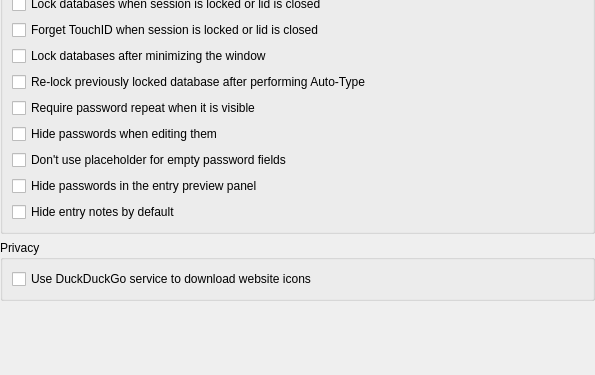
Qt form src/gui/ApplicationSettingsWidgetSecurity.ui (DavisMcCue/cs4540_sp2020_g09-KeepassXC) before a commit; both pictures show x 0 to 595 and y 192 to 567 of the 595 by 567 pixel window.
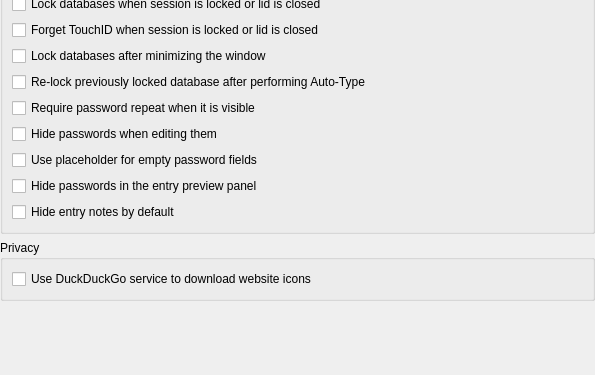
The same form after that commit.

Commit message:
Make settings checkbox text positive
Previous text "Don't use placeholder for empty password fields" was
confusing, it has been changed to "Use placeholder for empty password
fields."
The setting has been changed internally to reflect this.

Diff of the .ui file:
```diff
--- a/src/gui/ApplicationSettingsWidgetSecurity.ui
+++ b/src/gui/ApplicationSettingsWidgetSecurity.ui
@@ -239,7 +239,7 @@
       <item>
        <widget class="QCheckBox" name="passwordShowDotsCheckBox">
         <property name="text">
-         <string>Don't use placeholder for empty password fields</string>
+         <string>Use placeholder for empty password fields</string>
         </property>
        </widget>
       </item>
```
The commit also changes 4 other files.
